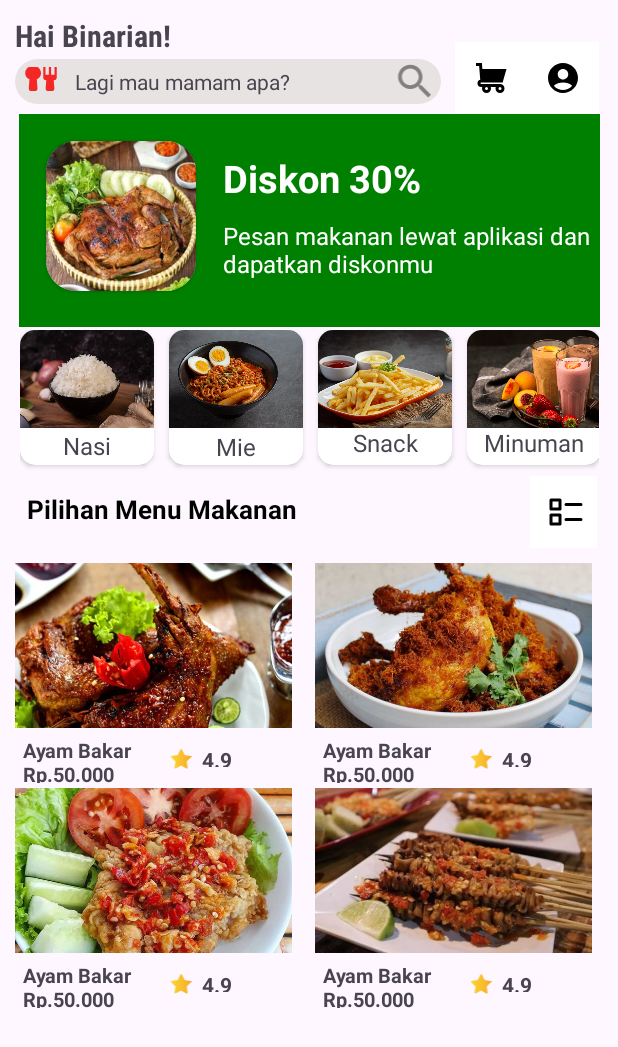
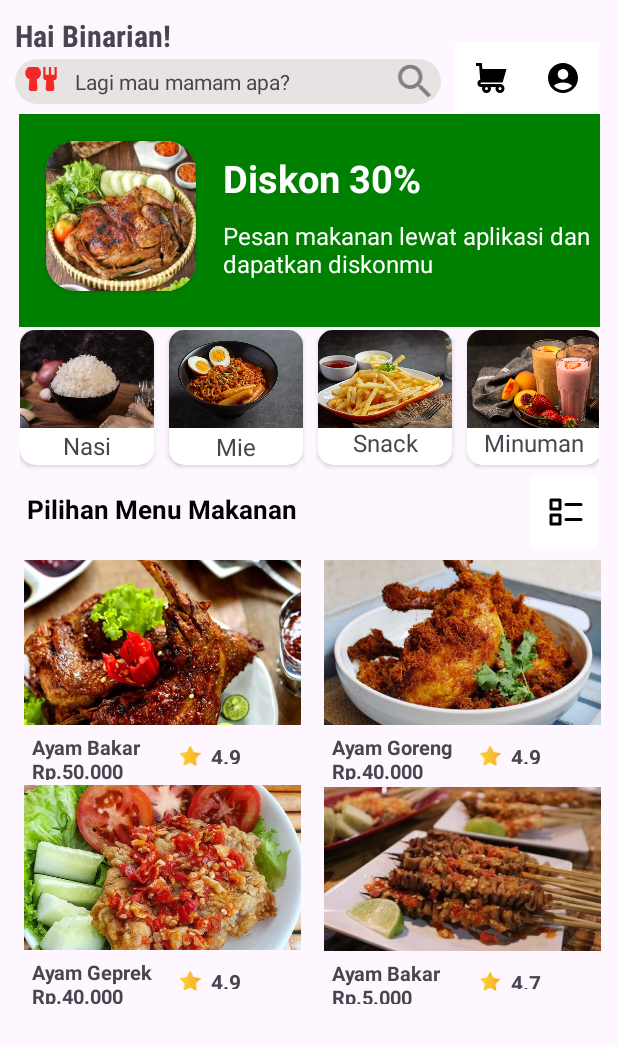
Before and after one commit to Muhammadalfauzan/ChallengeChapterDua, an Android app: the screen it shows after launch (MainActivity), on a phone screen of 412 x 824 dp. Shown: the top 1047 px of the screen. Run offline under Robolectric (Android 15) with nearby library versions, the phone set to English and light mode, and no system bars.

Commit message:
commit second

```diff
--- a/app/src/main/res/layout/activity_main.xml
+++ b/app/src/main/res/layout/activity_main.xml
@@ -294,14 +294,11 @@
     <ScrollView
         android:id="@+id/scrollView2"
         android:layout_width="400dp"
-        android:layout_height="324dp"
-        android:layout_marginTop="2dp"
+        android:layout_height="300dp"
+        android:scrollbars="vertical"
         app:layout_constraintEnd_toEndOf="parent"
-        app:layout_constraintHorizontal_bias="0.0"
         app:layout_constraintStart_toStartOf="parent"
-        app:layout_constraintTop_toBottomOf="@+id/linearLayout5"
-        app:layout_editor_absoluteX="3dp">
-
+        app:layout_constraintTop_toBottomOf="@+id/linearLayout5">
 
         <GridLayout
             android:id="@+id/mainGrid"
@@ -431,7 +428,7 @@
                     android:layout_alignParentStart="true"
                     android:layout_marginStart="5dp"
                     android:layout_marginTop="5dp"
-                    android:text="Ayam Bakar    Rp.50.000"
+                    android:text="Ayam Geprek    Rp.40.000"
                     android:textSize="13sp"
                     android:textStyle="bold">
 
@@ -509,7 +506,7 @@
                     android:layout_alignParentStart="true"
                     android:layout_marginStart="5dp"
                     android:layout_marginTop="5dp"
-                    android:text="Ayam Bakar    Rp.50.000"
+                    android:text="Ayam Goreng    Rp.40.000"
                     android:textSize="13sp"
                     android:textStyle="bold">
 
@@ -561,8 +558,8 @@
 
                 <ImageView
                     android:id="@+id/imgMenu4"
-                    android:layout_width="100dp"
-                    android:layout_height="110dp"
+                    android:layout_width="185dp"
+                    android:layout_height="109dp"
 
 
                     android:layout_alignParentStart="true"
@@ -570,7 +567,7 @@
                     android:layout_alignParentEnd="true"
 
                     android:layout_marginStart="0dp"
-                    android:layout_marginTop="2dp"
+                    android:layout_marginTop="3dp"
                     android:layout_marginEnd="5dp"
 
                     android:scaleType="centerCrop"
@@ -587,7 +584,7 @@
                     android:layout_alignParentStart="true"
                     android:layout_marginStart="5dp"
                     android:layout_marginTop="5dp"
-                    android:text="Ayam Bakar    Rp.50.000"
+                    android:text="Ayam Bakar    Rp.5.000"
                     android:textSize="13sp"
                     android:textStyle="bold">
 
@@ -623,7 +620,163 @@
                     android:layout_marginTop="11dp"
                     android:layout_marginEnd="45dp"
                     android:layout_marginBottom="12dp"
-                    android:text="4.9"
+                    android:text="4.7"
+                    android:textStyle="bold">
+
+                </TextView>
+            </RelativeLayout>
+
+            <RelativeLayout
+                android:id="@+id/R5"
+                android:layout_width="190dp"
+                android:layout_height="150dp"
+                android:layout_row="2"
+                android:layout_column="0"
+                android:layout_marginStart="10dp">
+
+                <ImageView
+                    android:id="@+id/imgMenu5"
+                    android:layout_width="100dp"
+                    android:layout_height="110dp"
+
+
+                    android:layout_alignParentStart="true"
+                    android:layout_alignParentTop="true"
+                    android:layout_alignParentEnd="true"
+
+                    android:layout_marginStart="0dp"
+                    android:layout_marginTop="2dp"
+                    android:layout_marginEnd="5dp"
+
+                    android:scaleType="centerCrop"
+                    android:src="@drawable/sate1">
+
+                </ImageView>
+
+                <TextView
+                    android:id="@+id/textMenu5"
+                    android:layout_width="87dp"
+                    android:layout_height="31dp"
+
+                    android:layout_below="@+id/imgMenu5"
+                    android:layout_alignParentStart="true"
+                    android:layout_marginStart="5dp"
+                    android:layout_marginTop="5dp"
+                    android:text="Ayam Bakar    Rp.5.000"
+                    android:textSize="13sp"
+                    android:textStyle="bold">
+
+
+                </TextView>
+
+
+                <ImageView
+                    android:id="@+id/bintang5"
+                    android:layout_width="wrap_content"
+                    android:layout_height="wrap_content"
+                    android:layout_below="@+id/imgMenu5"
+
+                    android:layout_alignParentEnd="true"
+                    android:layout_alignParentBottom="true"
+                    android:layout_marginTop="13dp"
+                    android:layout_marginEnd="62dp"
+                    android:layout_marginBottom="10dp"
+                    android:layout_toRightOf="@+id/textMenu5"
+                    android:src="@drawable/star">
+
+                </ImageView>
+
+                <TextView
+                    android:layout_width="wrap_content"
+                    android:layout_height="wrap_content"
+                    android:layout_below="@+id/imgMenu5"
+
+                    android:layout_alignParentEnd="true"
+                    android:layout_alignParentBottom="true"
+
+
+                    android:layout_marginTop="11dp"
+                    android:layout_marginEnd="45dp"
+                    android:layout_marginBottom="12dp"
+                    android:text="4.7"
+                    android:textStyle="bold">
+
+                </TextView>
+            </RelativeLayout>
+
+            <RelativeLayout
+                android:id="@+id/R6"
+                android:layout_width="190dp"
+                android:layout_height="150dp"
+                android:layout_row="2"
+                android:layout_column="1"
+                android:layout_marginStart="10dp">
+
+                <ImageView
+                    android:id="@+id/imgMenu6"
+                    android:layout_width="100dp"
+                    android:layout_height="110dp"
+
+
+                    android:layout_alignParentStart="true"
+                    android:layout_alignParentTop="true"
+                    android:layout_alignParentEnd="true"
+
+                    android:layout_marginStart="0dp"
+                    android:layout_marginTop="2dp"
+                    android:layout_marginEnd="5dp"
+
+                    android:scaleType="centerCrop"
+                    android:src="@drawable/sate1">
+
+                </ImageView>
+
+                <TextView
+                    android:id="@+id/textMenu6"
+                    android:layout_width="87dp"
+                    android:layout_height="31dp"
+
+                    android:layout_below="@+id/imgMenu6"
+                    android:layout_alignParentStart="true"
+                    android:layout_marginStart="5dp"
+                    android:layout_marginTop="5dp"
+                    android:text="Ayam Bakar    Rp.5.000"
+                    android:textSize="13sp"
+                    android:textStyle="bold">
+
+
+                </TextView>
+
+
+                <ImageView
+                    android:id="@+id/bintang6"
+                    android:layout_width="wrap_content"
+                    android:layout_height="wrap_content"
+                    android:layout_below="@+id/imgMenu6"
+
+                    android:layout_alignParentEnd="true"
+                    android:layout_alignParentBottom="true"
+                    android:layout_marginTop="13dp"
+                    android:layout_marginEnd="62dp"
+                    android:layout_marginBottom="10dp"
+                    android:layout_toRightOf="@+id/textMenu6"
+                    android:src="@drawable/star">
+
+                </ImageView>
+
+                <TextView
+                    android:layout_width="wrap_content"
+                    android:layout_height="wrap_content"
+                    android:layout_below="@+id/imgMenu6"
+
+                    android:layout_alignParentEnd="true"
+                    android:layout_alignParentBottom="true"
+
+
+                    android:layout_marginTop="11dp"
+                    android:layout_marginEnd="45dp"
+                    android:layout_marginBottom="12dp"
+                    android:text="4.7"
                     android:textStyle="bold">
 
                 </TextView>
```
